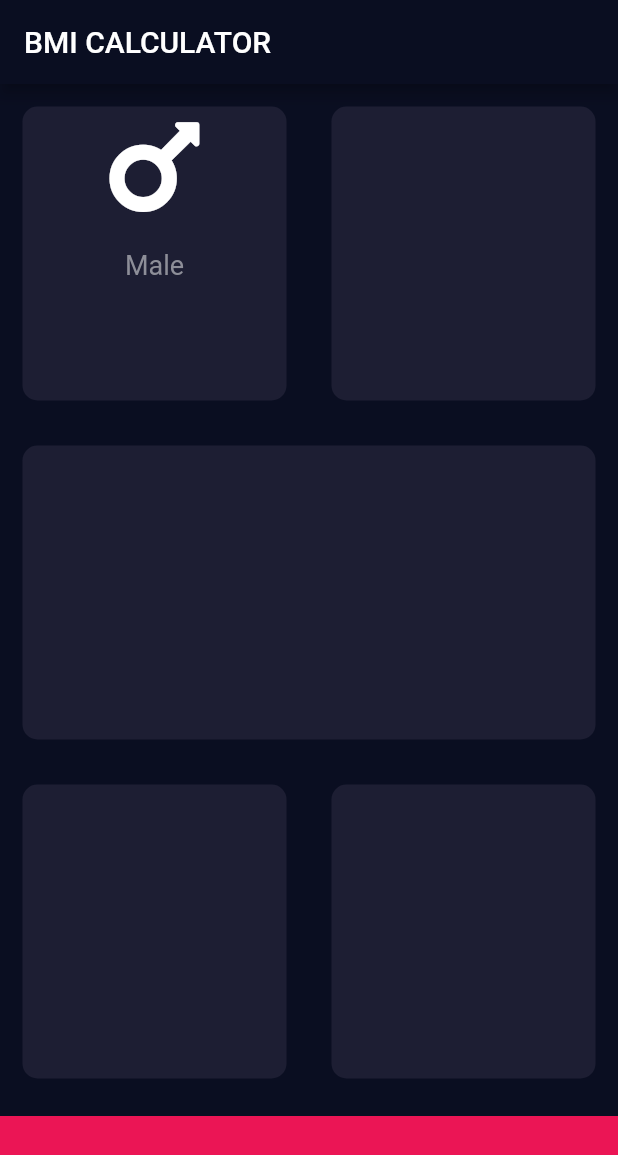
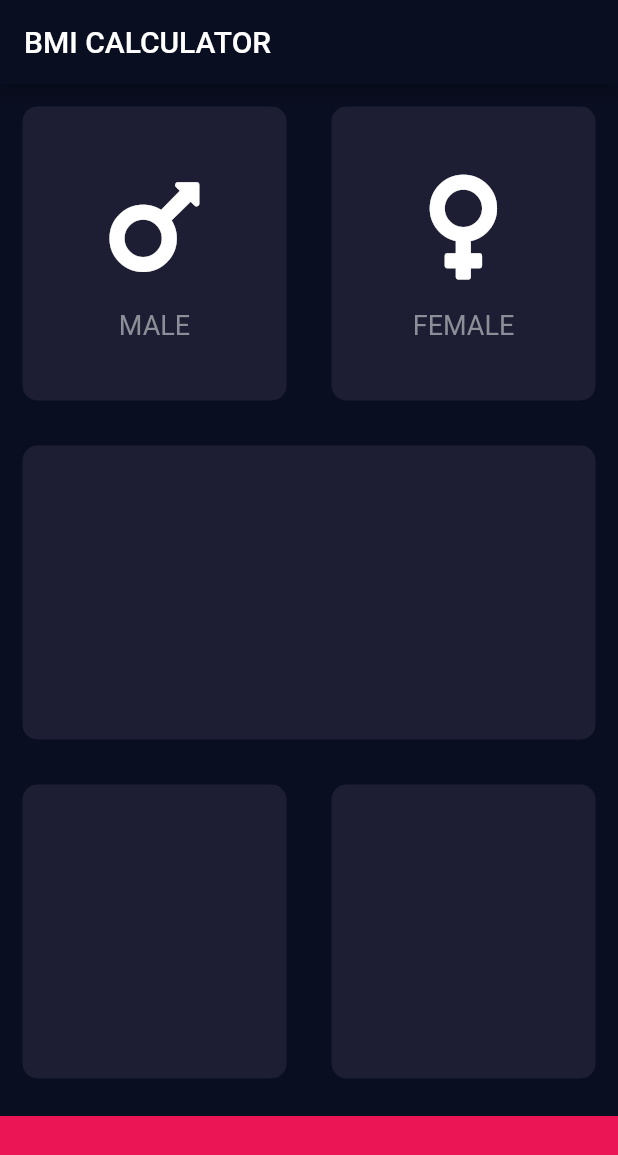
Before and after one commit to eoanodea/flutter-bmi-calculator, a Flutter app: the screen it shows after launch, on a phone screen of 412 x 824 dp. Shown: the top 1155 px of the screen. Run offline on Flutter 3.47's test engine with Material 2 defaults, Android fonts, the phone set to English and light mode, and no system bars; our stand-ins replace font_awesome_flutter.

Commit message:
Added custom IconContainer widget

```diff
--- a/lib/input_page.dart
+++ b/lib/input_page.dart
@@ -25,25 +25,21 @@ class _InputPageState extends State<InputPage> {
                 Expanded(
                   child: ResuableCard(
                     colour: activeCardColour,
-                    cardChild: Column(
-                      children: <Widget>[
-                        Icon(
-                          FontAwesomeIcons.mars,
-                          size: 80.0,
-                        ),
-                        SizedBox(height: 15.0),
-                        Text(
-                          "Male",
-                          style: TextStyle(
-                            fontSize: 18.0,
-                            color: Color(0xFF8D8E98),
-                          ),
-                        )
-                      ],
+                    cardChild: IconContainer(
+                      icon: FontAwesomeIcons.mars,
+                      label: "MALE",
                     ),
                   ),
                 ),
-                Expanded(child: ResuableCard(colour: Color(0xFF1D1E33))),
+                Expanded(
+                  child: ResuableCard(
+                    colour: activeCardColour,
+                    cardChild: IconContainer(
+                      icon: FontAwesomeIcons.venus,
+                      label: "FEMALE",
+                    ),
+                  ),
+                ),
               ],
             ),
           ),
@@ -78,6 +74,34 @@ class _InputPageState extends State<InputPage> {
   }
 }
 
+class IconContainer extends StatelessWidget {
+  IconContainer({this.icon, this.label});
+
+  final IconData icon;
+  final String label;
+
+  @override
+  Widget build(BuildContext context) {
+    return Column(
+      mainAxisAlignment: MainAxisAlignment.center,
+      children: <Widget>[
+        Icon(
+          icon,
+          size: 80.0,
+        ),
+        SizedBox(height: 15.0),
+        Text(
+          label,
+          style: TextStyle(
+            fontSize: 18.0,
+            color: Color(0xFF8D8E98),
+          ),
+        )
+      ],
+    );
+  }
+}
+
 class ResuableCard extends StatelessWidget {
   ResuableCard({@required this.colour, this.cardChild});
 
```
